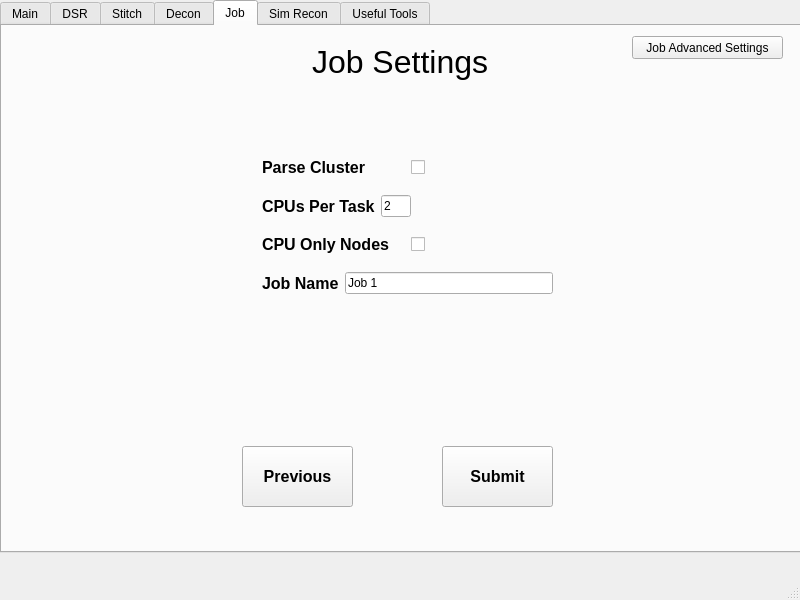
This is mainwindow.ui in abcucberkeley/PetaKit5D-GUI as Qt 5 draws it before an edit. The edited form follows.
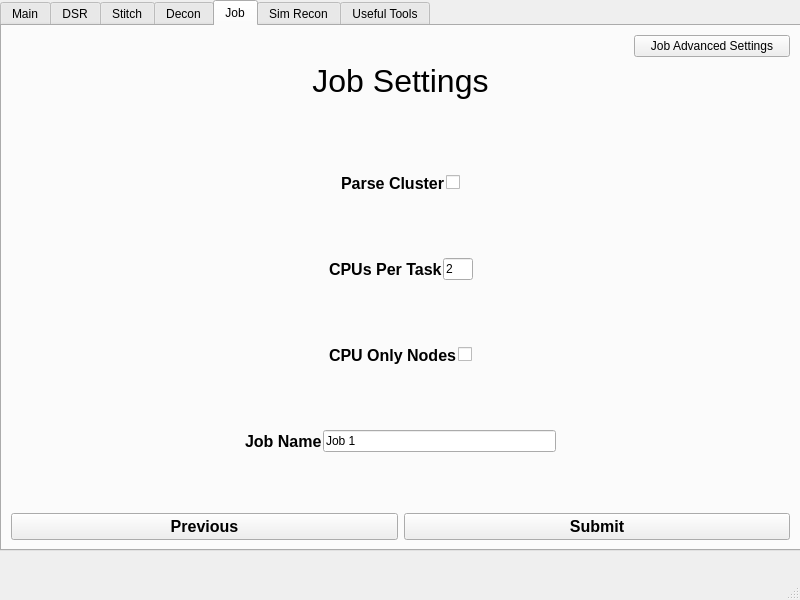
This is the edited form. The open tabs and pages were chosen to show the change.

Commit message: Job Settings is now dynamic

```diff
--- a/mainwindow.ui
+++ b/mainwindow.ui
@@ -23,7 +23,7 @@
       <x>0</x>
       <y>0</y>
       <width>801</width>
-      <height>553</height>
+      <height>551</height>
      </rect>
     </property>
     <property name="currentIndex">
@@ -3084,89 +3084,77 @@
      <attribute name="title">
       <string>Job</string>
      </attribute>
-     <widget class="QLabel" name="jobSettingsLabel">
-      <property name="geometry">
-       <rect>
-        <x>310</x>
-        <y>0</y>
-        <width>201</width>
-        <height>71</height>
-       </rect>
-      </property>
-      <property name="font">
-       <font>
-        <pointsize>24</pointsize>
-       </font>
-      </property>
-      <property name="text">
-       <string>Job Settings</string>
-      </property>
-     </widget>
+     <layout class="QGridLayout" name="gridLayout_5" rowstretch="2,10,1">
+      <item row="0" column="0">
+       <layout class="QVBoxLayout" name="verticalLayout_13">
+        <item>
+         <layout class="QHBoxLayout" name="horizontalLayout_136" stretch="4,1">
+          <item>
+           <spacer name="horizontalSpacer_41">
+            <property name="orientation">
+             <enum>Qt::Horizontal</enum>
+            </property>
+            <property name="sizeType">
+             <enum>QSizePolicy::Expanding</enum>
+            </property>
+            <property name="sizeHint" stdset="0">
+             <size>
+              <width>40</width>
+              <height>20</height>
+             </size>
+            </property>
+           </spacer>
+          </item>
+          <item>
      <widget class="QPushButton" name="jobAdvancedSettingsButton">
-      <property name="geometry">
-       <rect>
-        <x>630</x>
-        <y>10</y>
-        <width>151</width>
-        <height>23</height>
-       </rect>
-      </property>
       <property name="text">
        <string>Job Advanced Settings</string>
       </property>
      </widget>
-     <widget class="QPushButton" name="submitButton">
-      <property name="geometry">
-       <rect>
-        <x>440</x>
-        <y>420</y>
-        <width>111</width>
-        <height>61</height>
-       </rect>
-      </property>
+          </item>
+         </layout>
+        </item>
+        <item>
+         <layout class="QHBoxLayout" name="horizontalLayout_135">
+          <item>
+           <widget class="QLabel" name="jobSettingsLabel">
       <property name="font">
        <font>
-        <pointsize>12</pointsize>
-        <weight>75</weight>
-        <bold>true</bold>
+              <pointsize>24</pointsize>
        </font>
       </property>
       <property name="text">
-       <string>Submit</string>
-      </property>
-     </widget>
-     <widget class="QPushButton" name="jobPreviousButton">
-      <property name="geometry">
-       <rect>
-        <x>240</x>
-        <y>420</y>
-        <width>111</width>
-        <height>61</height>
-       </rect>
-      </property>
-      <property name="font">
-       <font>
-        <pointsize>12</pointsize>
-        <weight>75</weight>
-        <bold>true</bold>
-       </font>
-      </property>
-      <property name="text">
-       <string>Previous</string>
-      </property>
-     </widget>
-     <widget class="QWidget" name="layoutWidget">
-      <property name="geometry">
-       <rect>
-        <x>260</x>
-        <y>120</y>
-        <width>291</width>
-        <height>161</height>
-       </rect>
-      </property>
+             <string>Job Settings</string>
+            </property>
+            <property name="alignment">
+             <set>Qt::AlignHCenter|Qt::AlignTop</set>
+            </property>
+           </widget>
+          </item>
+         </layout>
+        </item>
+       </layout>
+      </item>
+      <item row="1" column="0">
       <layout class="QVBoxLayout" name="verticalLayout_4">
+        <property name="spacing">
+         <number>1</number>
+        </property>
        <item>
         <layout class="QHBoxLayout" name="horizontalLayout_41">
+          <item>
+           <spacer name="horizontalSpacer_42">
+            <property name="orientation">
+             <enum>Qt::Horizontal</enum>
+            </property>
+            <property name="sizeHint" stdset="0">
+             <size>
+              <width>40</width>
+              <height>20</height>
+             </size>
+            </property>
+           </spacer>
+          </item>
          <item>
           <widget class="QLabel" name="parseClusterLabel">
            <property name="font">
@@ -3194,10 +3182,52 @@
            </property>
           </widget>
          </item>
-        </layout>
-       </item>
+          <item>
+           <spacer name="horizontalSpacer_43">
+            <property name="orientation">
+             <enum>Qt::Horizontal</enum>
+            </property>
+            <property name="sizeHint" stdset="0">
+             <size>
+              <width>40</width>
+              <height>20</height>
+             </size>
+            </property>
+           </spacer>
+          </item>
+         </layout>
+        </item>
+        <item>
+         <spacer name="verticalSpacer_25">
+          <property name="orientation">
+           <enum>Qt::Vertical</enum>
+          </property>
+          <property name="sizeType">
+           <enum>QSizePolicy::Preferred</enum>
+          </property>
+          <property name="sizeHint" stdset="0">
+           <size>
+            <width>20</width>
+            <height>10</height>
+           </size>
+          </property>
+         </spacer>
+        </item>
        <item>
         <layout class="QHBoxLayout" name="horizontalLayout_42">
+          <item>
+           <spacer name="horizontalSpacer_44">
+            <property name="orientation">
+             <enum>Qt::Horizontal</enum>
+            </property>
+            <property name="sizeHint" stdset="0">
+             <size>
+              <width>40</width>
+              <height>20</height>
+             </size>
+            </property>
+           </spacer>
+          </item>
          <item>
           <widget class="QLabel" name="cpusPerTaskLabel">
            <property name="font">
@@ -3246,8 +3276,37 @@
          </item>
         </layout>
        </item>
+        <item>
+         <spacer name="verticalSpacer_26">
+          <property name="orientation">
+           <enum>Qt::Vertical</enum>
+          </property>
+          <property name="sizeType">
+           <enum>QSizePolicy::Preferred</enum>
+          </property>
+          <property name="sizeHint" stdset="0">
+           <size>
+            <width>20</width>
+            <height>10</height>
+           </size>
+          </property>
+         </spacer>
+        </item>
        <item>
         <layout class="QHBoxLayout" name="horizontalLayout_43">
+          <item>
+           <spacer name="horizontalSpacer_45">
+            <property name="orientation">
+             <enum>Qt::Horizontal</enum>
+            </property>
+            <property name="sizeHint" stdset="0">
+             <size>
+              <width>40</width>
+              <height>20</height>
+             </size>
+            </property>
+           </spacer>
+          </item>
          <item>
           <widget class="QLabel" name="cpuOnlyNodesLabel">
            <property name="font">
@@ -3272,10 +3331,52 @@
            </property>
           </widget>
          </item>
-        </layout>
-       </item>
+          <item>
+           <spacer name="horizontalSpacer_46">
+            <property name="orientation">
+             <enum>Qt::Horizontal</enum>
+            </property>
+            <property name="sizeHint" stdset="0">
+             <size>
+              <width>40</width>
+              <height>20</height>
+             </size>
+            </property>
+           </spacer>
+          </item>
+         </layout>
+        </item>
+        <item>
+         <spacer name="verticalSpacer_27">
+          <property name="orientation">
+           <enum>Qt::Vertical</enum>
+          </property>
+          <property name="sizeType">
+           <enum>QSizePolicy::Preferred</enum>
+          </property>
+          <property name="sizeHint" stdset="0">
+           <size>
+            <width>20</width>
+            <height>10</height>
+           </size>
+          </property>
+         </spacer>
+        </item>
        <item>
         <layout class="QHBoxLayout" name="horizontalLayout_51">
+          <item>
+           <spacer name="horizontalSpacer_47">
+            <property name="orientation">
+             <enum>Qt::Horizontal</enum>
+            </property>
+            <property name="sizeHint" stdset="0">
+             <size>
+              <width>40</width>
+              <height>20</height>
+             </size>
+            </property>
+           </spacer>
+          </item>
          <item>
           <widget class="QLabel" name="jobNameLabel">
            <property name="font">
@@ -3297,10 +3398,56 @@
            </property>
           </widget>
          </item>
+          <item>
+           <spacer name="horizontalSpacer_48">
+            <property name="orientation">
+             <enum>Qt::Horizontal</enum>
+            </property>
+            <property name="sizeHint" stdset="0">
+             <size>
+              <width>40</width>
+              <height>20</height>
+             </size>
+            </property>
+           </spacer>
+          </item>
         </layout>
        </item>
       </layout>
-     </widget>
+      </item>
+      <item row="2" column="0">
+       <layout class="QHBoxLayout" name="horizontalLayout_128">
+        <item>
+         <widget class="QPushButton" name="jobPreviousButton">
+          <property name="font">
+           <font>
+            <pointsize>12</pointsize>
+            <weight>75</weight>
+            <bold>true</bold>
+           </font>
+          </property>
+          <property name="text">
+           <string>Previous</string>
+          </property>
+         </widget>
+        </item>
+        <item>
+         <widget class="QPushButton" name="submitButton">
+          <property name="font">
+           <font>
+            <pointsize>12</pointsize>
+            <weight>75</weight>
+            <bold>true</bold>
+           </font>
+          </property>
+          <property name="text">
+           <string>Submit</string>
+          </property>
+         </widget>
+        </item>
+       </layout>
+      </item>
+     </layout>
     </widget>
     <widget class="QWidget" name="simRecon">
      <attribute name="title">
```
Left out of the diff: 2 changed lines with no effect on the pictures. Lines whose indentation alone changed are shown as unchanged.
